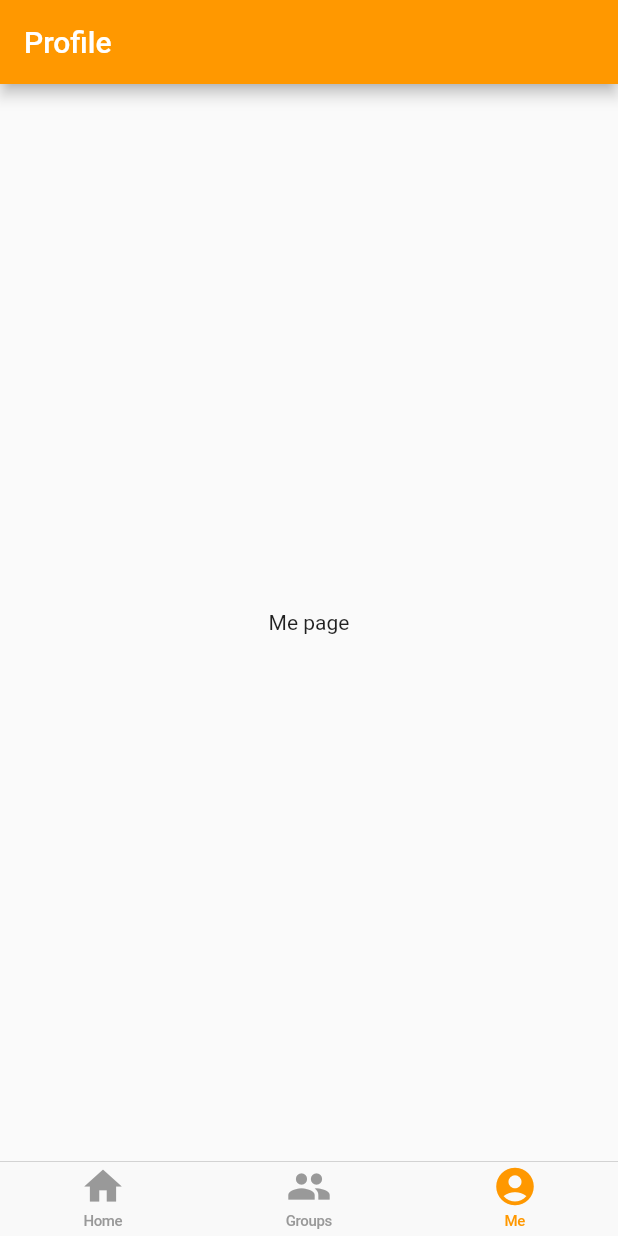
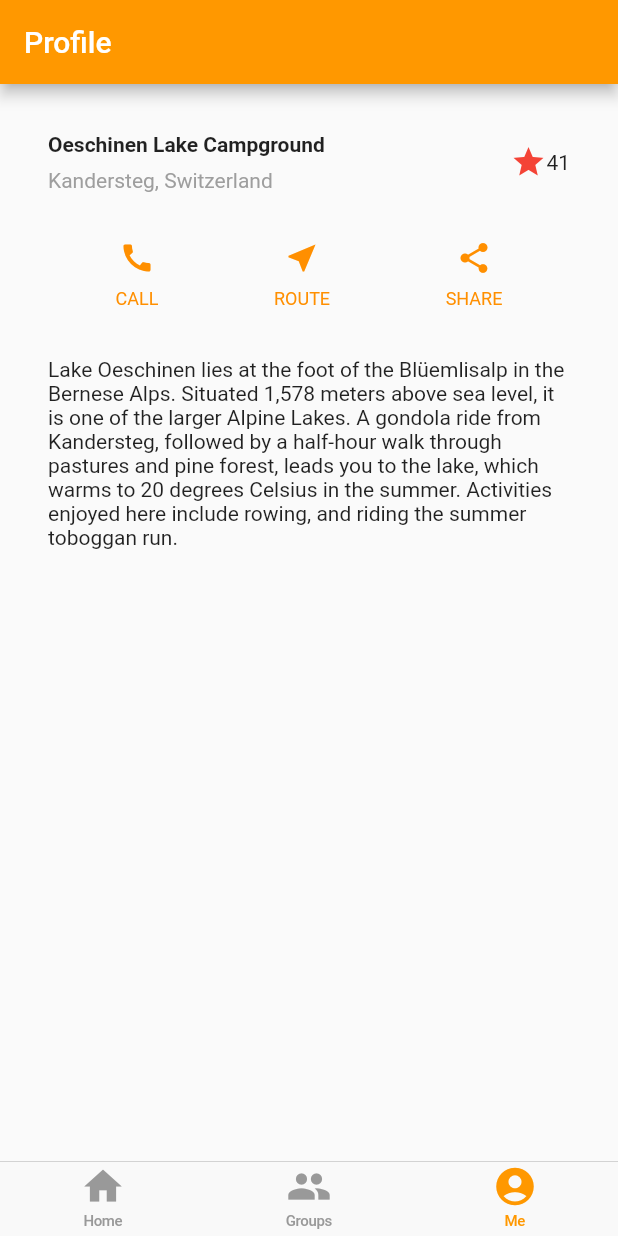
Before and after one commit to lahack/Eat-Where-App, a Flutter app: the Home screen opened directly, item 3 of the bottom bar chosen, on a phone screen of 412 x 824 dp. Run offline on Flutter 3.47's test engine with Material 2 defaults, Android fonts, the phone set to English and light mode, and no system bars; our stand-ins replace flutter_secure_storage, shared_preferences; accounts and stored records are empty.

Commit message:
working on me

```diff
--- a/lib/pages/me_page.dart
+++ b/lib/pages/me_page.dart
@@ -1,5 +1,5 @@
 import 'package:flutter/cupertino.dart';
-
+import 'package:flutter/material.dart';
 /*
   Me tab.
  */
@@ -10,10 +10,134 @@
 
 class _MePageState extends State<MePage> {
   @override
+  /*
   Widget build(BuildContext context) {
     // TODO: implement build
-    return  Center(
-      child: Text("Me page"),
+    return MaterialApp(
+      home: DefaultTabController(
+        length: 3,
+        child: Scaffold(
+          appBar: AppBar(
+            bottom: TabBar(
+              tabs: [
+                Tab(icon: Icon(Icons.directions_car)),
+                Tab(icon: Icon(Icons.directions_transit)),
+                Tab(icon: Icon(Icons.directions_bike)),
+              ],
+            ),
+          ),
+          body: TabBarView(
+            children: [
+              Center(
+                child:Text("Schedule"),),
+              Center(
+                child:Text("Schedule"),),
+              Center(
+                child:Text("Schedule"),),
+            ],
+          ),
+        ),
+      ),
+    );
+  }
+}*/
+  Widget build(BuildContext context) {
+    Widget titleSection = Container(
+      padding: const EdgeInsets.all(32),
+      child: Row(
+        children: [
+          Expanded(
+            /*1*/
+            child: Column(
+              crossAxisAlignment: CrossAxisAlignment.start,
+              children: [
+                /*2*/
+                Container(
+                  padding: const EdgeInsets.only(bottom: 8),
+                  child: Text(
+                    'Oeschinen Lake Campground',
+                    style: TextStyle(
+                      fontWeight: FontWeight.bold,
+                    ),
+                  ),
+                ),
+                Text(
+                  'Kandersteg, Switzerland',
+                  style: TextStyle(
+                    color: Colors.grey[500],
+                  ),
+                ),
+              ],
+            ),
+          ),
+          /*3*/
+          Icon(
+            Icons.star,
+            color: Colors.red[500],
+          ),
+          Text('41'),
+        ],
+      ),
+    );
+
+    Color color = Colors.amber[800];
+
+    Widget buttonSection = Container(
+      child: Row(
+        mainAxisAlignment: MainAxisAlignment.spaceEvenly,
+        children: [
+          _buildButtonColumn(color, Icons.call, 'CALL'),
+          _buildButtonColumn(color, Icons.near_me, 'ROUTE'),
+          _buildButtonColumn(color, Icons.share, 'SHARE'),
+        ],
+      ),
+    );
+
+    Widget textSection = Container(
+      padding: const EdgeInsets.all(32),
+      child: Text(
+            'Lake Oeschinen lies at the foot of the Blüemlisalp in the Bernese '
+            'Alps. Situated 1,578 meters above sea level, it is one of the '
+            'larger Alpine Lakes. A gondola ride from Kandersteg, followed by a '
+            'half-hour walk through pastures and pine forest, leads you to the '
+            'lake, which warms to 20 degrees Celsius in the summer. Activities '
+            'enjoyed here include rowing, and riding the summer toboggan run.',
+        softWrap: true,
+      ),
+    );
+
+    return MaterialApp(
+      title: 'Flutter layout demo',
+      home: Scaffold(
+        body: ListView(
+          children: [
+            titleSection,
+            buttonSection,
+            textSection,
+          ],
+        ),
+      ),
+    );
+  }
+
+  Column _buildButtonColumn(Color color, IconData icon, String label) {
+    return Column(
+      mainAxisSize: MainAxisSize.min,
+      mainAxisAlignment: MainAxisAlignment.center,
+      children: [
+        Icon(icon, color: color),
+        Container(
+          margin: const EdgeInsets.only(top: 8),
+          child: Text(
+            label,
+            style: TextStyle(
+              fontSize: 12,
+              fontWeight: FontWeight.w400,
+              color: color,
+            ),
+          ),
+        ),
+      ],
     );
   }
 }
```
Also changed, not shown: 1 other file.
